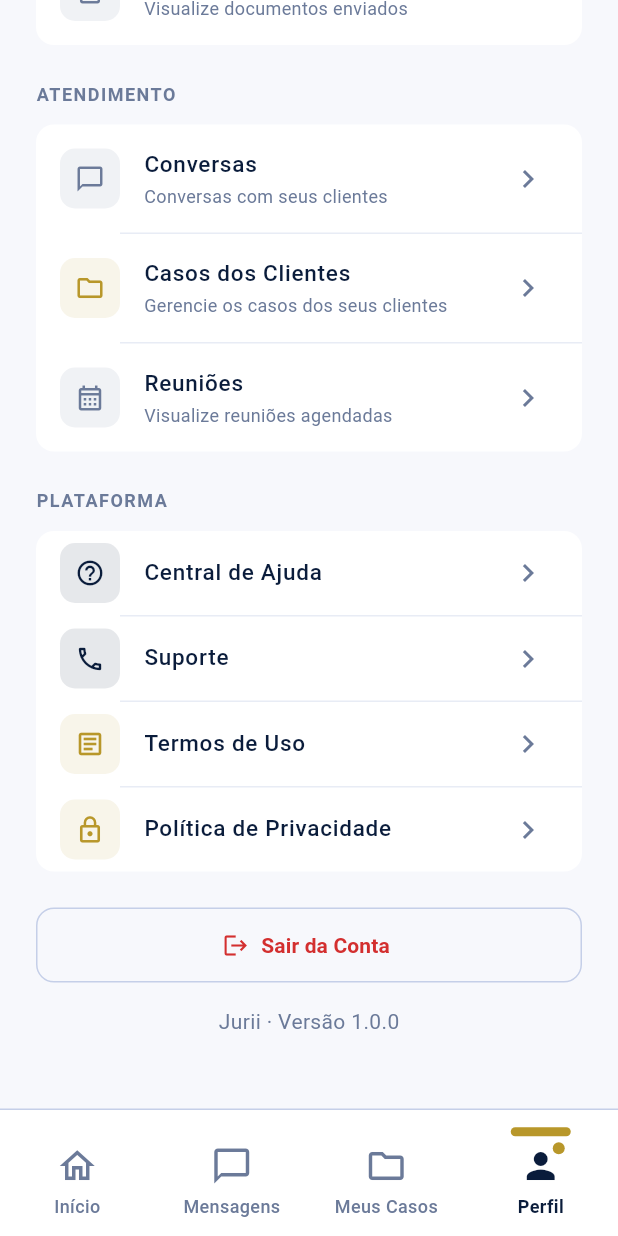
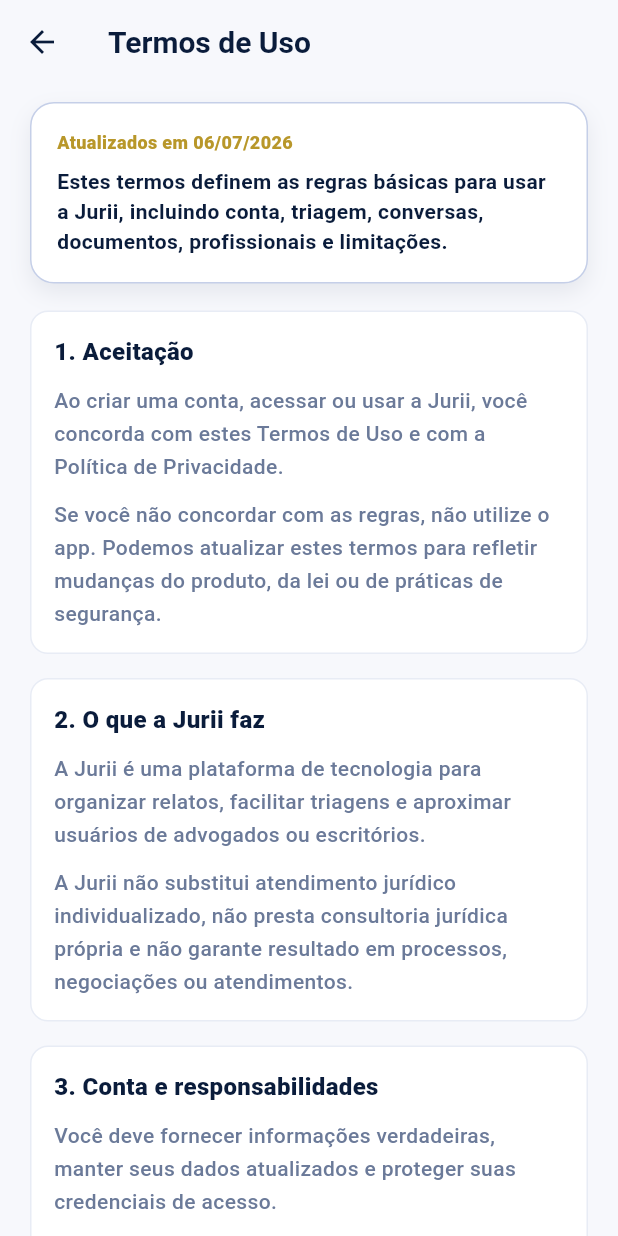
Before and after one commit to SamuelFries/Jurii, a Flutter app: the LawyerNavigation screen opened directly with empty values, item 4 of the bottom bar chosen, scrolled down 768 dp, after a tap on "Termos de Uso", on a phone screen of 412 x 824 dp. Run offline on Flutter 3.47's test engine with Material 3 defaults, Android fonts, the phone set to English and light mode, and no system bars; our stand-ins replace file_picker, supabase_flutter; accounts and stored records are empty; network calls fail.

Commit message:
politica e termos

```diff
--- /dev/null
+++ b/lib/data/legal_documents.dart
@@ -0,0 +1,308 @@
+enum LegalDocumentType { privacyPolicy, termsOfUse }
+
+class LegalDocument {
+  const LegalDocument({
+    required this.type,
+    required this.title,
+    required this.updatedAt,
+    required this.summary,
+    required this.sections,
+  });
+
+  final LegalDocumentType type;
+  final String title;
+  final String updatedAt;
+  final String summary;
+  final List<LegalDocumentSection> sections;
+}
+
+class LegalDocumentSection {
+  const LegalDocumentSection({required this.title, required this.body});
+
+  final String title;
+  final List<String> body;
+}
+
+LegalDocument legalDocumentFor(LegalDocumentType type) {
+  return switch (type) {
+    LegalDocumentType.privacyPolicy => privacyPolicyDocument,
+    LegalDocumentType.termsOfUse => termsOfUseDocument,
+  };
+}
+
+const privacyPolicyDocument = LegalDocument(
+  type: LegalDocumentType.privacyPolicy,
+  title: 'Política de Privacidade',
+  updatedAt: 'Atualizada em 06/07/2026',
+  summary:
+      'Esta política explica como a Jurii trata dados pessoais no app, '
+      'incluindo cadastro, triagem, conversas, documentos e verificações.',
+  sections: [
+    LegalDocumentSection(
+      title: '1. Quem somos',
+      body: [
+        'A Jurii é uma plataforma digital que aproxima pessoas que precisam de '
+            'apoio jurídico de advogados e escritórios. Para operar essa '
+            'intermediação, tratamos dados pessoais de clientes, profissionais '
+            'e representantes de escritórios.',
+        'Esta versão inicial é disponibilizada dentro do app para dar '
+            'transparência ao usuário e deve ser revisada periodicamente pelo '
+            'responsável jurídico e pelo responsável de privacidade da empresa.',
+      ],
+    ),
+    LegalDocumentSection(
+      title: '2. Dados que podemos tratar',
+      body: [
+        'Dados de cadastro e autenticação, como nome, e-mail, telefone, CPF, '
+            'senha criptografada, provedores sociais usados no login e dados '
+            'técnicos da sessão.',
+        'Dados de perfil profissional, como OAB, áreas de atuação, vínculo com '
+            'escritório, documentos de verificação, CNPJ e dados do responsável '
+            'legal quando aplicável.',
+        'Dados de uso do serviço, como relatos jurídicos, respostas da triagem, '
+            'categorias sugeridas, conversas, anexos, documentos enviados, '
+            'casos, solicitações, reuniões e notificações.',
+        'Dados técnicos e de segurança, como registros de erro, identificadores '
+            'de dispositivo, metadados de upload e eventos necessários para '
+            'prevenir abuso, fraude ou acesso indevido.',
+      ],
+    ),
+    LegalDocumentSection(
+      title: '3. Para que usamos os dados',
+      body: [
+        'Criar e proteger a conta do usuário, autenticar acessos e manter a '
+            'segurança da plataforma.',
+        'Permitir a triagem inicial do caso, organizar o relato do usuário, '
+            'sugerir áreas jurídicas prováveis e facilitar a busca por '
+            'advogados ou escritórios.',
+        'Viabilizar conversas, envio de documentos, acompanhamento de casos, '
+            'reuniões e notificações entre usuários e profissionais escolhidos.',
+        'Analisar verificações de advogados e escritórios, prevenir perfis '
+            'falsos e cumprir obrigações legais ou regulatórias aplicáveis.',
+        'Melhorar o produto, corrigir falhas, gerar métricas agregadas e manter '
+            'registros necessários para exercício regular de direitos.',
+      ],
+    ),
+    LegalDocumentSection(
+      title: '4. Bases legais',
+      body: [
+        'Tratamos dados pessoais conforme as bases legais previstas na LGPD, '
+            'incluindo execução de contrato ou procedimentos preliminares, '
+            'cumprimento de obrigação legal, exercício regular de direitos, '
+            'legítimo interesse, proteção da vida ou da incolumidade física e '
+            'consentimento quando ele for exigido.',
+        'Quando o relato do caso ou os documentos contiverem dados sensíveis, '
+            'adotamos medidas adicionais de segurança e limitamos o acesso aos '
+            'profissionais, escritórios, operadores e sistemas necessários para '
+            'prestar o serviço.',
+      ],
+    ),
+    LegalDocumentSection(
+      title: '5. Compartilhamento',
+      body: [
+        'Compartilhamos dados com advogados ou escritórios quando isso for '
+            'necessário para o atendimento solicitado pelo usuário ou para a '
+            'análise de uma solicitação de caso.',
+        'Também usamos provedores de tecnologia, autenticação, banco de dados, '
+            'armazenamento, notificações e observabilidade. Esses operadores '
+            'devem tratar os dados conforme nossas instruções e medidas de '
+            'segurança.',
+        'Podemos compartilhar informações com autoridades públicas, judiciais, '
+            'administrativas ou regulatórias quando houver obrigação legal, '
+            'ordem válida ou necessidade de defesa de direitos.',
+      ],
+    ),
+    LegalDocumentSection(
+      title: '6. Inteligência artificial e triagem',
+      body: [
+        'A triagem automatizada ajuda a organizar informações, sugerir áreas '
+            'jurídicas e indicar documentos úteis. Ela não substitui a análise '
+            'de um advogado e não deve ser interpretada como parecer jurídico.',
+        'O usuário deve revisar as informações antes de enviá-las a um '
+            'profissional. Em situações de risco imediato, o app pode exibir '
+            'orientações de segurança e canais públicos de emergência.',
+      ],
+    ),
+    LegalDocumentSection(
+      title: '7. Retenção e exclusão',
+      body: [
+        'Mantemos dados enquanto a conta estiver ativa e pelo tempo necessário '
+            'para prestar o serviço, cumprir obrigações legais, prevenir fraude '
+            'e exercer direitos em processos administrativos, judiciais ou '
+            'arbitrais.',
+        'Quando o usuário solicita exclusão de conta, removemos dados sensíveis '
+            'de verificação e avatar, fazemos o soft-delete da conta, banimos o '
+            'usuário no Auth e registramos auditoria técnica.',
+        'Anexos de chat e documentos de caso podem ser preservados quando '
+            'necessários como prova, evidência, histórico do atendimento ou '
+            'cumprimento de obrigação legal. Essa retenção deve seguir política '
+            'específica de retenção documental.',
+      ],
+    ),
+    LegalDocumentSection(
+      title: '8. Seus direitos',
+      body: [
+        'Você pode solicitar confirmação de tratamento, acesso, correção, '
+            'anonimização, bloqueio, eliminação, portabilidade, informação '
+            'sobre compartilhamentos, revisão de decisões automatizadas e '
+            'revogação de consentimento, conforme a LGPD.',
+        'Alguns pedidos podem depender de validação de identidade e podem ser '
+            'limitados quando houver obrigação legal, sigilo profissional, '
+            'preservação de prova ou exercício regular de direitos.',
+      ],
+    ),
+    LegalDocumentSection(
+      title: '9. Segurança',
+      body: [
+        'Aplicamos autenticação, políticas de acesso, RLS no banco, buckets '
+            'privados quando necessário, URLs assinadas para anexos sensíveis e '
+            'restrições de privilégio para reduzir exposição indevida.',
+        'Nenhum sistema é totalmente imune a incidentes. Caso identifiquemos '
+            'risco relevante aos titulares, adotaremos medidas de contenção, '
+            'investigação e comunicação compatíveis com a lei aplicável.',
+      ],
+    ),
+    LegalDocumentSection(
+      title: '10. Canal de privacidade',
+      body: [
+        'Pedidos sobre dados pessoais devem ser enviados pelos canais de '
+            'suporte da Jurii disponíveis no app. Antes da publicação nas lojas, '
+            'a empresa deve indicar o canal oficial do titular e, quando '
+            'aplicável, o encarregado pelo tratamento de dados pessoais.',
+      ],
+    ),
+  ],
+);
+
+const termsOfUseDocument = LegalDocument(
+  type: LegalDocumentType.termsOfUse,
+  title: 'Termos de Uso',
+  updatedAt: 'Atualizados em 06/07/2026',
+  summary:
+      'Estes termos definem as regras básicas para usar a Jurii, incluindo '
+      'conta, triagem, conversas, documentos, profissionais e limitações.',
+  sections: [
+    LegalDocumentSection(
+      title: '1. Aceitação',
+      body: [
+        'Ao criar uma conta, acessar ou usar a Jurii, você concorda com estes '
+            'Termos de Uso e com a Política de Privacidade.',
+        'Se você não concordar com as regras, não utilize o app. Podemos '
+            'atualizar estes termos para refletir mudanças do produto, da lei '
+            'ou de práticas de segurança.',
+      ],
+    ),
+    LegalDocumentSection(
+      title: '2. O que a Jurii faz',
+      body: [
+        'A Jurii é uma plataforma de tecnologia para organizar relatos, '
+            'facilitar triagens e aproximar usuários de advogados ou '
+            'escritórios.',
+        'A Jurii não substitui atendimento jurídico individualizado, não presta '
+            'consultoria jurídica própria e não garante resultado em processos, '
+            'negociações ou atendimentos.',
+      ],
+    ),
+    LegalDocumentSection(
+      title: '3. Conta e responsabilidades',
+      body: [
+        'Você deve fornecer informações verdadeiras, manter seus dados '
+            'atualizados e proteger suas credenciais de acesso.',
+        'Você é responsável pelo conteúdo que envia, incluindo relatos, '
+            'documentos, mensagens e informações compartilhadas com '
+            'profissionais.',
+        'Contas podem ser suspensas, limitadas ou excluídas em caso de fraude, '
+            'uso abusivo, violação destes termos, ordem legal ou risco à '
+            'segurança da plataforma.',
+      ],
+    ),
+    LegalDocumentSection(
+      title: '4. Advogados e escritórios',
+      body: [
+        'Perfis profissionais e escritórios podem depender de verificação de '
+            'dados, documentos, OAB, CNPJ, vínculo e autoridade do responsável.',
+        'A aprovação de cadastro profissional não é endosso de resultado, '
+            'qualidade, disponibilidade ou estratégia jurídica. O usuário deve '
+            'avaliar o profissional escolhido antes de contratar.',
+        'Advogados e escritórios são responsáveis por cumprir deveres '
+            'profissionais, éticos, legais e de sigilo aplicáveis à sua atuação.',
+      ],
+    ),
+    LegalDocumentSection(
+      title: '5. Triagem e inteligência artificial',
+      body: [
+        'A triagem automatizada pode sugerir áreas jurídicas, perguntas e '
+            'documentos, mas serve apenas como apoio organizacional.',
+        'As respostas da triagem podem conter imprecisões ou não captar toda a '
+            'complexidade do caso. A análise final deve ser feita por '
+            'profissional habilitado.',
+        'Em situações urgentes, como violência, risco físico ou prisão, procure '
+            'imediatamente autoridades públicas, serviços de emergência ou '
+            'assistência jurídica adequada.',
+      ],
+    ),
+    LegalDocumentSection(
+      title: '6. Contratação e atendimento',
+      body: [
+        'Qualquer contratação, honorário, prazo, estratégia, documento ou '
+            'atendimento combinado entre usuário e profissional é de '
+            'responsabilidade das partes envolvidas.',
+        'A Jurii pode facilitar comunicação e organização de informações, mas '
+            'não se torna parte automática de contrato de honorários ou de '
+            'relação advogado-cliente fora do que for expressamente informado.',
+      ],
+    ),
+    LegalDocumentSection(
+      title: '7. Uso permitido',
+      body: [
+        'É proibido usar a Jurii para fraude, spam, assédio, ameaça, violação de '
+            'sigilo, envio de malware, falsidade ideológica, tentativa de acesso '
+            'indevido ou qualquer finalidade ilícita.',
+        'Também é proibido tentar burlar verificações, manipular dados de '
+            'perfil, acessar conversas/casos de terceiros ou explorar falhas de '
+            'segurança.',
+      ],
+    ),
+    LegalDocumentSection(
+      title: '8. Documentos e evidências',
+      body: [
+        'Você deve enviar apenas documentos que tenha direito de compartilhar e '
+            'que sejam pertinentes ao atendimento.',
+        'Anexos, conversas e documentos podem ser preservados quando necessários '
+            'para histórico, prova, evidência, defesa de direitos ou obrigação '
+            'legal, mesmo após pedido de exclusão de conta.',
+      ],
+    ),
+    LegalDocumentSection(
+      title: '9. Exclusão de conta',
+      body: [
+        'Você pode solicitar exclusão de conta pelo app. A rotina remove dados '
+            'sensíveis de verificação/avatar, desativa dados pessoais de perfil '
+            'e bane o usuário no Auth para impedir novo acesso pela mesma conta.',
+        'Alguns registros podem ser mantidos quando necessários por lei, '
+            'segurança, auditoria, prevenção de fraude, evidência ou exercício '
+            'regular de direitos.',
+      ],
+    ),
+    LegalDocumentSection(
+      title: '10. Limitação de responsabilidade',
+      body: [
+        'A Jurii trabalha para manter o app disponível e seguro, mas não garante '
+            'operação ininterrupta, ausência total de erros ou compatibilidade '
+            'com todos os dispositivos.',
+        'Na máxima extensão permitida pela lei, a Jurii não responde por danos '
+            'decorrentes de informações falsas fornecidas por usuários, atos de '
+            'terceiros, indisponibilidade de redes externas ou decisões tomadas '
+            'sem validação profissional adequada.',
+      ],
+    ),
+    LegalDocumentSection(
+      title: '11. Contato',
+      body: [
+        'Dúvidas sobre estes termos devem ser enviadas pelos canais de suporte '
+            'disponíveis no app. Antes da publicação nas lojas, a empresa deve '
+            'indicar o canal oficial de atendimento e privacidade.',
+      ],
+    ),
+  ],
+);
--- /dev/null
+++ b/lib/screens/legal_document_screen.dart
@@ -0,0 +1,127 @@
+import 'package:flutter/material.dart';
+
+import '../data/legal_documents.dart';
+import '../theme/app_theme.dart';
+
+class LegalDocumentScreen extends StatelessWidget {
+  const LegalDocumentScreen({super.key, required this.type});
+
+  final LegalDocumentType type;
+
+  @override
+  Widget build(BuildContext context) {
+    final document = legalDocumentFor(type);
+
+    return Scaffold(
+      backgroundColor: AppTheme.background,
+      appBar: AppBar(title: Text(document.title)),
+      body: SafeArea(
+        child: ListView(
+          padding: const EdgeInsets.fromLTRB(20, 12, 20, 28),
+          children: [
+            _DocumentHeader(document: document),
+            const SizedBox(height: 18),
+            for (final section in document.sections) ...[
+              _DocumentSectionView(section: section),
+              const SizedBox(height: 16),
+            ],
+          ],
+        ),
+      ),
+    );
+  }
+}
+
+class _DocumentHeader extends StatelessWidget {
+  const _DocumentHeader({required this.document});
+
+  final LegalDocument document;
+
+  @override
+  Widget build(BuildContext context) {
+    return DecoratedBox(
+      decoration: BoxDecoration(
+        color: AppTheme.card,
+        borderRadius: BorderRadius.circular(16),
+        border: Border.all(color: AppTheme.lightBlueBorder),
+        boxShadow: const [
+          BoxShadow(
+            color: AppTheme.softShadow,
+            blurRadius: 12,
+            offset: Offset(0, 6),
+          ),
+        ],
+      ),
+      child: Padding(
+        padding: const EdgeInsets.all(18),
+        child: Column(
+          crossAxisAlignment: CrossAxisAlignment.start,
+          children: [
+            Text(
+              document.updatedAt,
+              style: const TextStyle(
+                color: AppTheme.accent,
+                fontSize: 12,
+                fontWeight: FontWeight.w800,
+              ),
+            ),
+            const SizedBox(height: 8),
+            Text(
+              document.summary,
+              style: const TextStyle(
+                color: AppTheme.textPrimary,
+                height: 1.45,
+                fontWeight: FontWeight.w600,
+              ),
+            ),
+          ],
+        ),
+      ),
+    );
+  }
+}
+
+class _DocumentSectionView extends StatelessWidget {
+  const _DocumentSectionView({required this.section});
+
+  final LegalDocumentSection section;
+
+  @override
+  Widget build(BuildContext context) {
+    return DecoratedBox(
+      decoration: BoxDecoration(
+        color: AppTheme.card,
+        borderRadius: BorderRadius.circular(12),
+        border: Border.all(color: AppTheme.divider),
+      ),
+      child: Padding(
+        padding: const EdgeInsets.all(16),
+        child: Column(
+          crossAxisAlignment: CrossAxisAlignment.start,
+          children: [
+            Text(
+              section.title,
+              style: const TextStyle(
+                color: AppTheme.textPrimary,
+                fontSize: 16,
+                fontWeight: FontWeight.w900,
+              ),
+            ),
+            const SizedBox(height: 10),
+            for (final paragraph in section.body) ...[
+              Text(
+                paragraph,
+                style: const TextStyle(
+                  color: AppTheme.textSecondary,
+                  height: 1.55,
+                  fontWeight: FontWeight.w500,
+                ),
+              ),
+              if (paragraph != section.body.last) const SizedBox(height: 10),
+            ],
+          ],
+        ),
+      ),
+    );
+  }
+}
--- a/lib/screens/profile_screen.dart
+++ b/lib/screens/profile_screen.dart
@@ -5,8 +5,10 @@
 import '../models/law_firm_verification_status.dart';
 import '../models/lawyer_verification.dart';
 import '../models/user_profile.dart';
+import '../data/legal_documents.dart';
 import 'law_firm_verification_screen.dart';
 import 'lawyer_verification_screen.dart';
+import 'legal_document_screen.dart';
 import '../theme/app_theme.dart';
 import '../widgets/law_firm_mode_card.dart';
 import '../widgets/profile_header_card.dart';
@@ -178,6 +180,12 @@
         );
       },
     );
+  }
+
+  void _openLegalDocument(BuildContext context, LegalDocumentType type) {
+    Navigator.of(
+      context,
+    ).push(MaterialPageRoute(builder: (_) => LegalDocumentScreen(type: type)));
   }
 
   Future<void> _confirmDeleteAccount(BuildContext context) async {
@@ -553,13 +561,19 @@
                     icon: Icons.article_outlined,
                     iconColor: AppTheme.accent,
                     label: 'Termos de Uso',
-                    onTap: () {},
+                    onTap: () => _openLegalDocument(
+                      context,
+                      LegalDocumentType.termsOfUse,
+                    ),
                   ),
                   ProfileMenuItem(
                     icon: Icons.lock_outline,
                     iconColor: AppTheme.accent,
                     label: 'Política de Privacidade',
-                    onTap: () {},
+                    onTap: () => _openLegalDocument(
+                      context,
+                      LegalDocumentType.privacyPolicy,
+                    ),
                   ),
                 ],
               ),
```
Also changed, not shown: lib/screens/login_screen.dart (+3 -8 lines), lib/widgets/legal_agreement_notice.dart (added, +76 -0 lines), lib/widgets/register_social_buttons.dart (+12 -7 lines), 3 other files.
